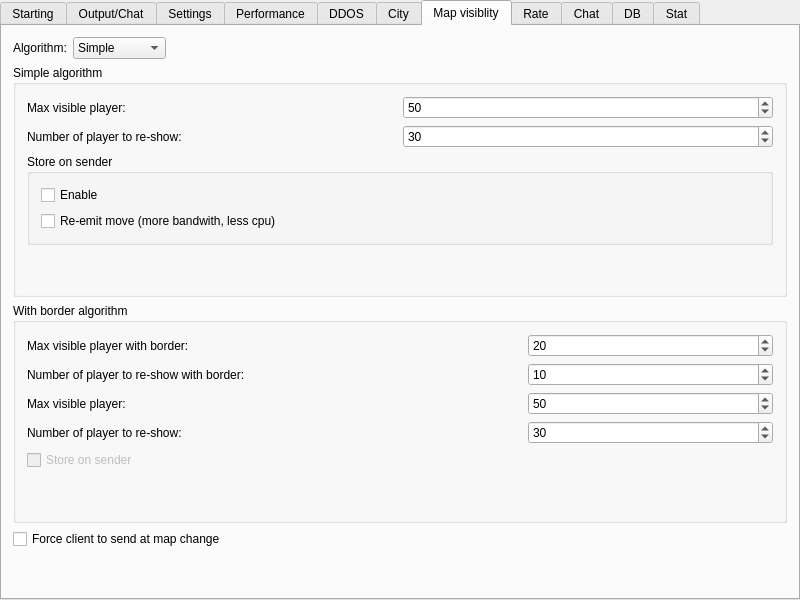
First picture: the form in server/MainWindow.ui, repository alphaonex86/CatchChallenger, before the edit.
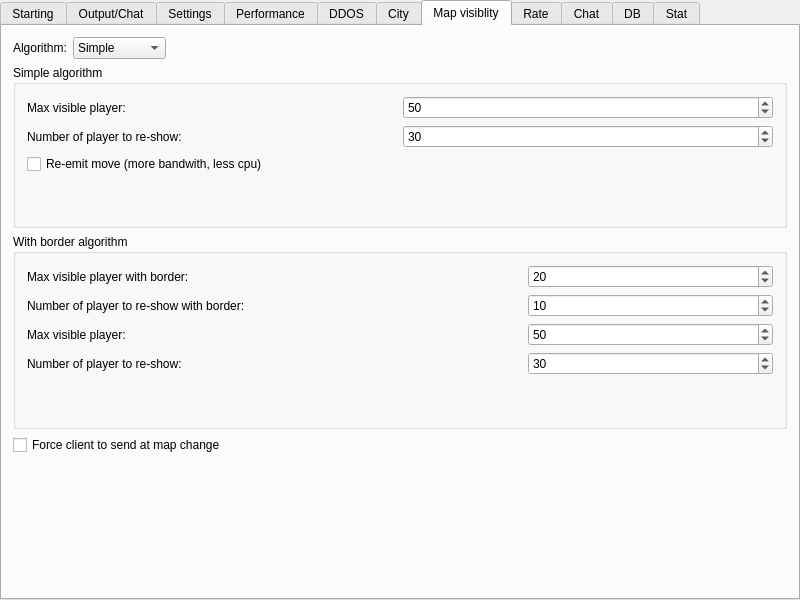
Second picture: the form after the edit. The open tabs and pages were chosen to show the change. Icons and pictures are not drawn.

```diff
--- a/server/MainWindow.ui
+++ b/server/MainWindow.ui
@@ -937,6 +937,13 @@
            <string>Simple algorithm</string>
           </property>
           <layout class="QGridLayout" name="gridLayout_4">
+           <item row="2" column="0">
+            <widget class="QCheckBox" name="MapVisibilityAlgorithmSimpleReemit">
+             <property name="text">
+              <string>Re-emit move (more bandwith, less cpu)</string>
+             </property>
+            </widget>
+           </item>
            <item row="0" column="0">
             <widget class="QLabel" name="label_19">
              <property name="text">
@@ -964,19 +971,6 @@
              </property>
             </widget>
            </item>
-           <item row="4" column="0">
-            <spacer name="verticalSpacer_9">
-             <property name="orientation">
-              <enum>Qt::Vertical</enum>
-             </property>
-             <property name="sizeHint" stdset="0">
-              <size>
-               <width>20</width>
-               <height>40</height>
-              </size>
-             </property>
-            </spacer>
-           </item>
            <item row="1" column="1">
             <widget class="QSpinBox" name="MapVisibilityAlgorithmSimpleReshow">
              <property name="minimum">
@@ -991,30 +985,17 @@
             </widget>
            </item>
            <item row="3" column="0" colspan="2">
-            <widget class="QGroupBox" name="groupBox_7">
-             <property name="title">
-              <string>Store on sender</string>
+            <spacer name="verticalSpacer_8">
+             <property name="orientation">
+              <enum>Qt::Vertical</enum>
              </property>
-             <layout class="QVBoxLayout" name="verticalLayout_9">
-              <item>
-               <widget class="QCheckBox" name="MapVisibilityAlgorithmSimpleStoreOnSender">
-                <property name="toolTip">
-                 <string>Store the insert/move/remove on the sender</string>
-                </property>
-                <property name="text">
-                 <string>Enable</string>
-                </property>
-               </widget>
-              </item>
-              <item>
-               <widget class="QCheckBox" name="MapVisibilityAlgorithmSimpleReemit">
-                <property name="text">
-                 <string>Re-emit move (more bandwith, less cpu)</string>
-                </property>
-               </widget>
-              </item>
-             </layout>
-            </widget>
+             <property name="sizeHint" stdset="0">
+              <size>
+               <width>20</width>
+               <height>40</height>
+              </size>
+             </property>
+            </spacer>
            </item>
           </layout>
          </widget>
@@ -1084,7 +1065,7 @@
              </property>
             </widget>
            </item>
-           <item row="5" column="1">
+           <item row="4" column="1">
             <spacer name="verticalSpacer_10">
              <property name="orientation">
               <enum>Qt::Vertical</enum>
@@ -1124,19 +1105,6 @@
              </property>
             </widget>
            </item>
-           <item row="4" column="0">
-            <widget class="QCheckBox" name="MapVisibilityAlgorithmWithBorderStoreOnSender">
-             <property name="enabled">
-              <bool>false</bool>
-             </property>
-             <property name="toolTip">
-              <string>Store the insert/move/remove on the sender</string>
-             </property>
-             <property name="text">
-              <string>Store on sender</string>
-             </property>
-            </widget>
-           </item>
           </layout>
          </widget>
         </item>
```
Left out of the diff: 2 changed lines with no effect on the pictures.
